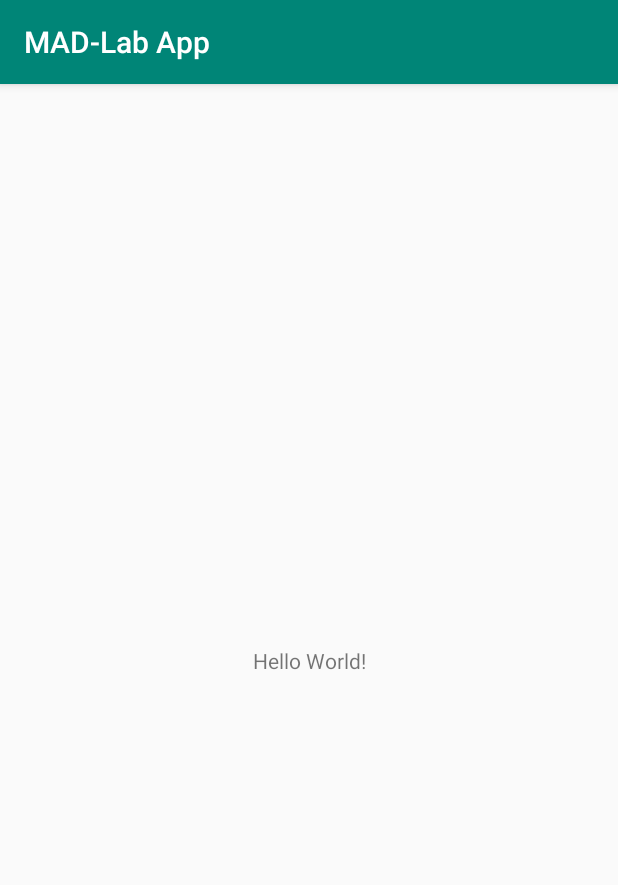
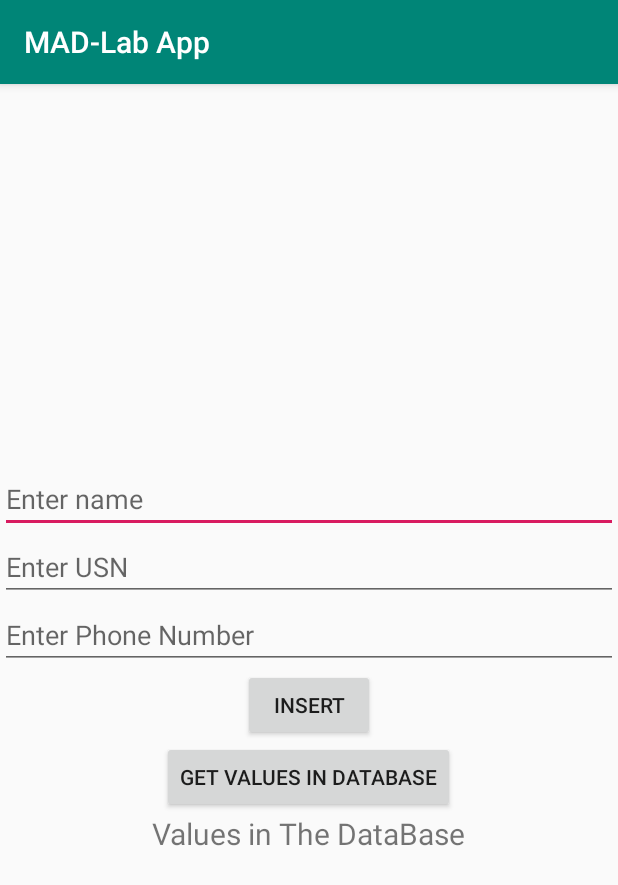
Before and after one commit to DroidFreak32/MADLabApps, an Android app: the screen it shows after launch (MainActivity), on a phone screen of 412 x 824 dp. Shown: the top 885 px of the screen. Run offline under Robolectric (Android 15) with nearby library versions, the phone set to English and light mode, and no system bars.

Commit message:
Program 11: Databse App code
Signed-off-by: DroidFreak32 <rushabshah32@gmail.com>

```diff
--- /dev/null
+++ b/app/src/main/java/com/example/student/mad_labapp/DBHelper.java
@@ -0,0 +1,27 @@
+package com.example.student.mad_labapp;
+
+import android.content.Context;
+import android.database.sqlite.SQLiteDatabase;
+import android.database.sqlite.SQLiteOpenHelper;
+
+public class DBHelper extends SQLiteOpenHelper {
+
+    public static String DB_NAME = "studentDB";
+
+    public DBHelper(Context context) {
+
+        super(context, DB_NAME, null, 1);
+
+    }
+
+    @Override
+    public void onCreate(SQLiteDatabase db) {
+        db.execSQL("create table student ( name, usn primary key, phone )");
+
+    }
+
+    @Override
+
+    public void onUpgrade(SQLiteDatabase db, int oldVersion, int newVersion) {
+    }
+}
--- a/app/src/main/java/com/example/student/mad_labapp/MainActivity.java
+++ b/app/src/main/java/com/example/student/mad_labapp/MainActivity.java
@@ -1,13 +1,92 @@
 package com.example.student.mad_labapp;
 
+import android.content.ContentValues;
+import android.database.Cursor;
+import android.database.sqlite.SQLiteDatabase;
+import android.os.Bundle;
 import android.support.v7.app.AppCompatActivity;
-import android.os.Bundle;
+import android.view.View;
+import android.widget.ArrayAdapter;
+import android.widget.Button;
+import android.widget.EditText;
+import android.widget.ListView;
+import android.widget.Toast;
+
+import java.util.ArrayList;
+import java.util.List;
 
 public class MainActivity extends AppCompatActivity {
+
+    SQLiteDatabase db;
+    Button insert;
+    Button select;
+    EditText name, usn, phone;
+    List<String> studentList;
+    ArrayAdapter adapter;
 
     @Override
     protected void onCreate(Bundle savedInstanceState) {
         super.onCreate(savedInstanceState);
         setContentView(R.layout.activity_main);
+        db = new DBHelper(this).getWritableDatabase();
+        insert = findViewById(R.id.insertButton);
+        select = findViewById(R.id.getValues);
+        name = findViewById(R.id.name_input);
+        usn = findViewById(R.id.usn_input);
+        phone = findViewById(R.id.phone_input);
+
+        insert.setOnClickListener(new View.OnClickListener() {
+            @Override
+            public void onClick(View v) {
+                String inpName, inpUSN, inpPhone;
+                inpName = name.getText().toString();
+                inpUSN = usn.getText().toString();
+                inpPhone = phone.getText().toString();
+                if (inpName.equals("") || inpUSN.equals("") || inpPhone.equals("")) {
+                    Toast.makeText(getApplicationContext(),
+                            "Enter all values", Toast.LENGTH_SHORT).show();
+                } else {
+                    ContentValues values = new ContentValues();
+                    values.put("name", inpName);
+                    values.put("usn", inpUSN);
+                    values.put("phone", inpPhone);
+                    db.insert("student", null, values);
+                    Toast.makeText(getApplicationContext(), "Inserted!", Toast.LENGTH_SHORT).show();
+
+                }
+            }
+
+        });
+
+        select.setOnClickListener(new View.OnClickListener() {
+            @Override
+            public void onClick(View v) {
+                studentList = new ArrayList<>();
+                Cursor cursor = db.rawQuery("select * from student", null);
+                if (cursor.getCount() <= 0) {
+                    studentList.add("No values were present");
+
+                } else {
+                    for (int i = 0; i < cursor.getCount(); i++) {
+                        cursor.moveToNext();
+                        String stud = "";
+                        stud += " Name : " + cursor.getString(0);
+                        stud += "\n USN : " + cursor.getString(1);
+                        stud += "\n Phone Number: " + cursor.getString(2);
+                        studentList.add(stud);
+
+                    }
+
+                }
+                cursor.close();
+                adapter = new ArrayAdapter<String>(
+                        getApplicationContext(), R.layout.student_list, studentList);
+                ListView listView = findViewById(R.id.studentList);
+                listView.setAdapter(adapter);
+
+            }
+
+        });
     }
+
 }
--- a/app/src/main/res/layout/activity_main.xml
+++ b/app/src/main/res/layout/activity_main.xml
@@ -1,18 +1,82 @@
 <?xml version="1.0" encoding="utf-8"?>
-<android.support.constraint.ConstraintLayout xmlns:android="http://schemas.android.com/apk/res/android"
-    xmlns:app="http://schemas.android.com/apk/res-auto"
+<LinearLayout
+
+    xmlns:android="http://schemas.android.com/apk/res/android"
+
     xmlns:tools="http://schemas.android.com/tools"
+
     android:layout_width="match_parent"
+
     android:layout_height="match_parent"
-    tools:context=".MainActivity">
+    android:gravity="center"
+
+    android:orientation="vertical"
+
+    tools:context="com.example.student.mad_labapp.MainActivity">
+
+    <EditText
+
+        android:id="@+id/name_input"
+
+        android:layout_width="match_parent"
+        android:layout_height="wrap_content"
+
+        android:hint="Enter name"
+
+        />
+
+    <EditText
+
+        android:id="@+id/usn_input"
+        android:layout_width="match_parent"
+
+        android:layout_height="wrap_content"
+
+        android:hint="Enter USN" />
+
+    <EditText
+
+        android:id="@+id/phone_input"
+        android:layout_width="match_parent"
+
+        android:layout_height="wrap_content"
+
+        android:hint="Enter Phone Number" />
+
+    <Button
+
+        android:id="@+id/insertButton"
+        android:layout_width="wrap_content"
+
+        android:layout_height="wrap_content"
+
+        android:text="Insert" />
+
+    <Button
+
+        android:id="@+id/getValues"
+        android:layout_width="wrap_content"
+
+        android:layout_height="wrap_content"
+
+        android:text="Get Values in database" />
 
     <TextView
+
         android:layout_width="wrap_content"
         android:layout_height="wrap_content"
-        android:text="Hello World!"
-        app:layout_constraintBottom_toBottomOf="parent"
-        app:layout_constraintLeft_toLeftOf="parent"
-        app:layout_constraintRight_toRightOf="parent"
-        app:layout_constraintTop_toTopOf="parent" />
 
-</android.support.constraint.ConstraintLayout>
+        android:text="Values in The DataBase"
+
+        android:textSize="20dp" />
+
+
+    <ListView
+        android:id="@+id/studentList"
+
+        android:layout_width="match_parent"
+        android:layout_height="wrap_content">
+
+    </ListView>
+
+</LinearLayout>
```
Also changed, not shown: app/src/main/res/layout/student_list.xml (added, +15 -0 lines).
